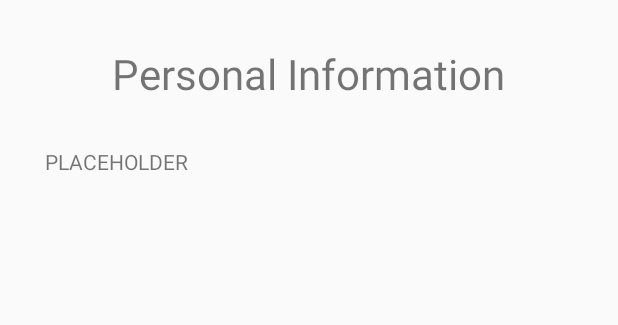
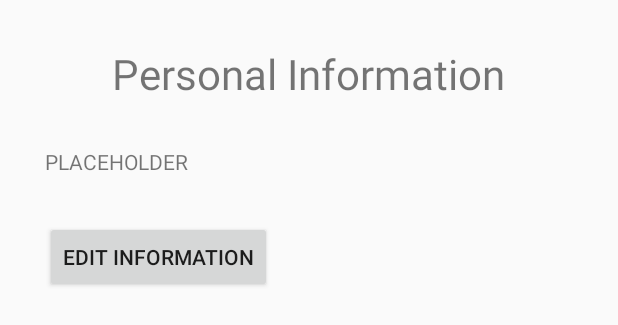
Before and after one commit to JiashuWu/NeuroGraph, an Android app: the layout content_personal_information.xml on its own in the app's theme, with its tools: preview values and no code run, on a phone screen of 412 x 824 dp. Shown: the top 325 px of the screen. Run offline under Robolectric (Android 15) with nearby library versions, the phone set to English and light mode, and no system bars.

Commit message:
Updated the implementation for PersonalInformationActivity and AccountCentreActivity;

```diff
--- a/app/src/main/res/layout/content_personal_information.xml
+++ b/app/src/main/res/layout/content_personal_information.xml
@@ -38,6 +38,16 @@
                 android:layout_below="@id/personal_information_page_title_textview"
                 android:text="PLACEHOLDER" />
 
+            <Button
+                android:layout_width="wrap_content"
+                android:layout_height="wrap_content"
+                android:id="@+id/personal_information_button_edit"
+                android:text="Edit information"
+                android:layout_below="@id/personal_information_content_textview"
+                android:layout_marginTop="30dp"
+                android:layout_marginLeft="30dp"
+                android:layout_marginRight="30dp" />
+
 
         </RelativeLayout>
 
```
Also changed, not shown: app/src/main/java/com/example/jiashuwu/neurograph/AccountCentreActivity.java (+13 -0 lines), app/src/main/java/com/example/jiashuwu/neurograph/PersonalInformationActivity.java (+68 -0 lines).
